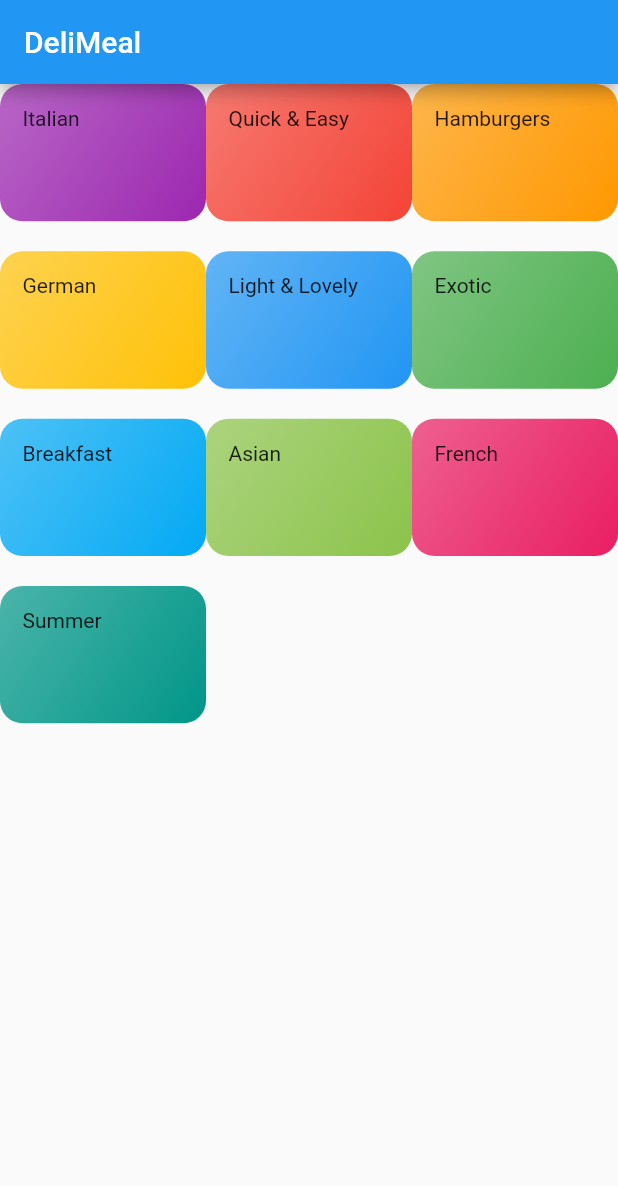
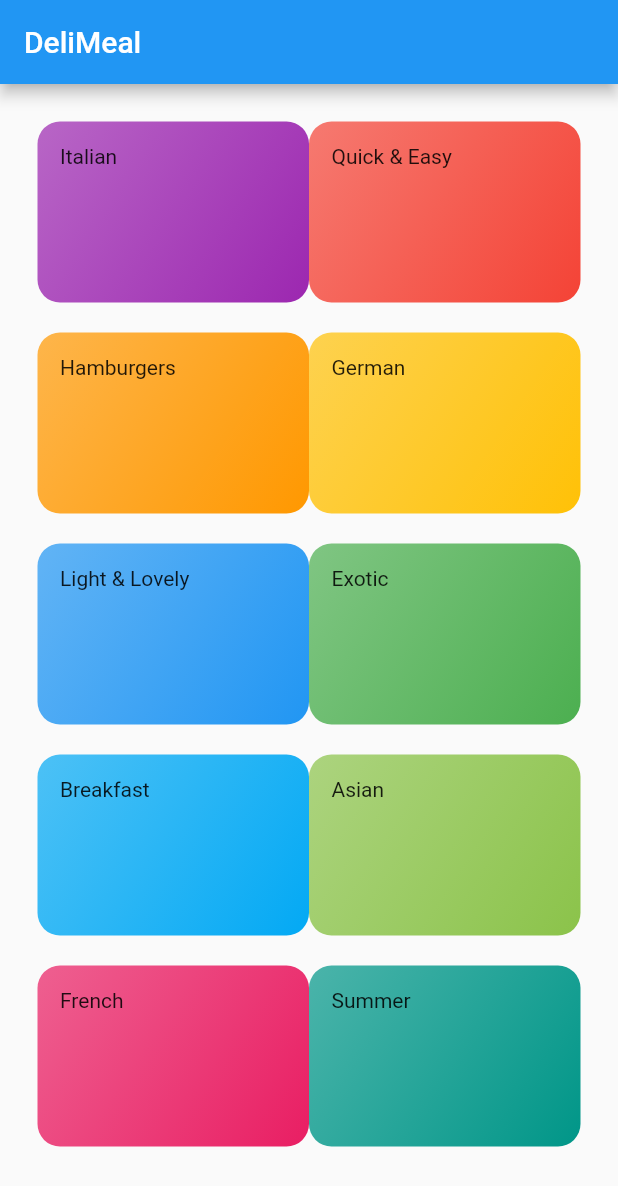
Before and after one commit to fdorado985/delimeals_flutter, a Flutter app: the screen it shows after launch, on a phone screen of 412 x 824 dp. Shown: the top 1186 px of the screen. Run offline on Flutter 3.47's test engine with Material 2 defaults, Android fonts, the phone set to English and light mode, and no system bars.

```diff
--- a/lib/categories_screen.dart
+++ b/lib/categories_screen.dart
@@ -10,6 +10,7 @@ class CategoriesScreen extends StatelessWidget {
         title: Text('DeliMeal'),
       ),
       body: GridView(
+        padding: EdgeInsets.all(25),
         gridDelegate: SliverGridDelegateWithMaxCrossAxisExtent(
           maxCrossAxisExtent: 200,
           childAspectRatio: 3 / 2,
```
Also changed, not shown: pubspec.yaml (+18 -0 lines), assets/fonts/Raleway-Black.ttf (added), assets/fonts/Raleway-Bold.ttf (added), assets/fonts/Raleway-Regular.ttf (added), assets/fonts/RobotoCondensed-Bold.ttf (added), assets/fonts/RobotoCondensed-Italic.ttf (added), assets/fonts/RobotoCondensed-Light.ttf (added), assets/fonts/RobotoCondensed-Regular.ttf (added).
